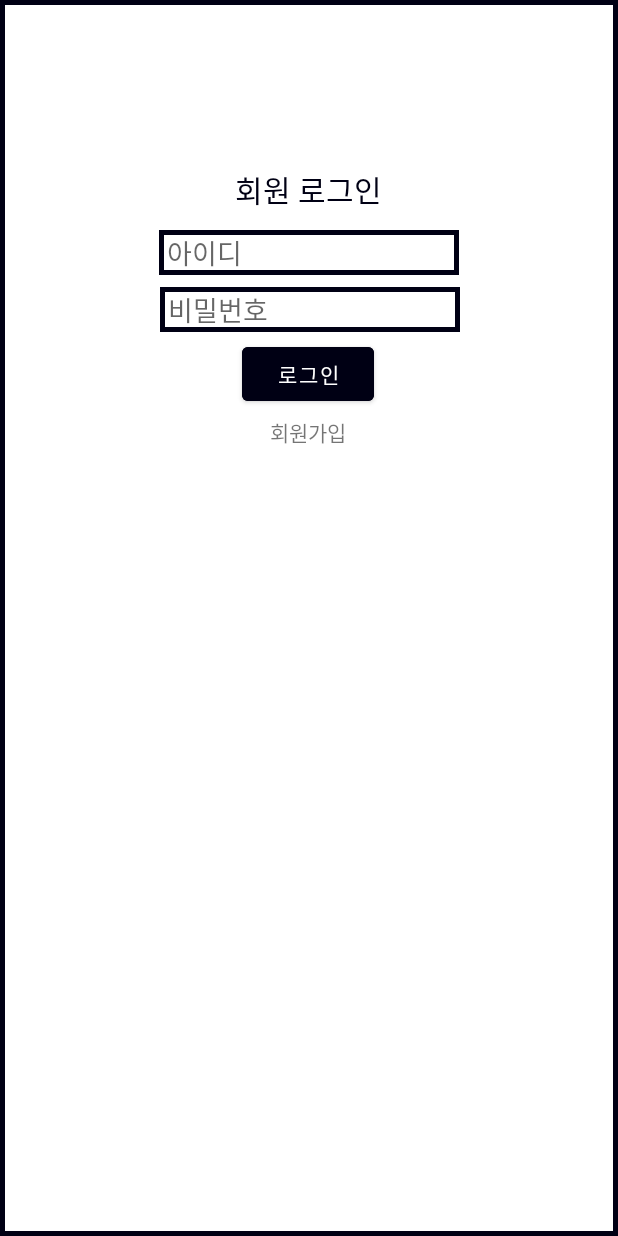
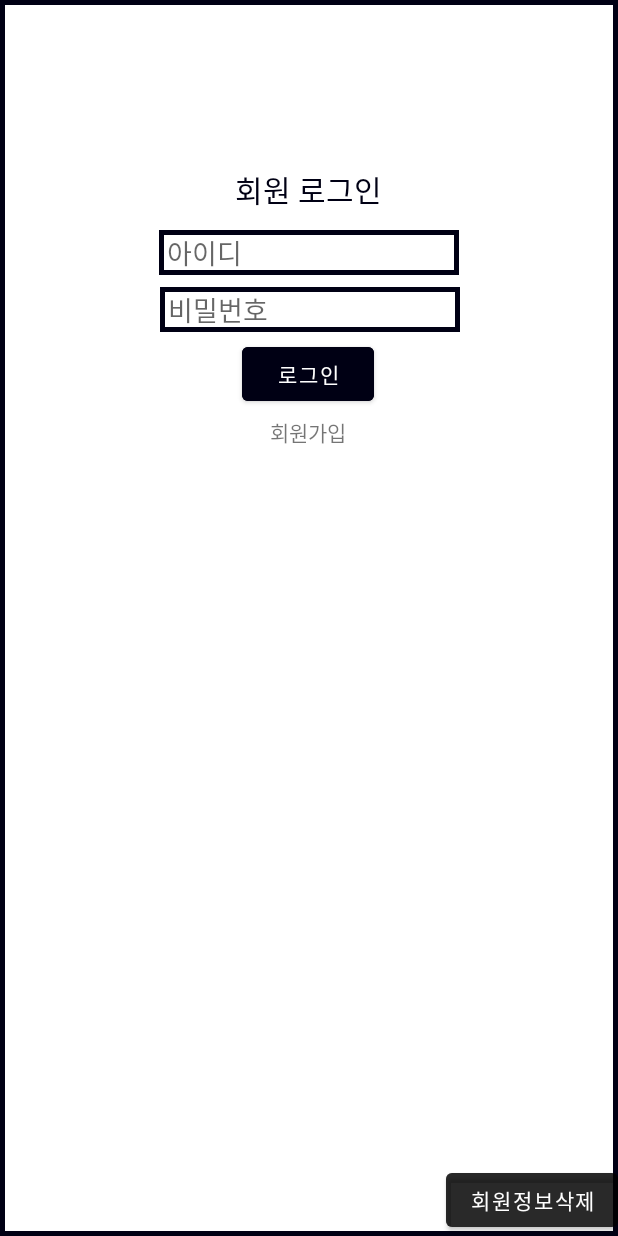
Before and after one commit to mkHwang124/android_sampleProject, an Android app: the screen it shows after launch (LoginActivity), on a phone screen of 412 x 824 dp. Run offline under Robolectric (Android 15) with nearby library versions, the phone set to English and light mode, and no system bars.

```diff
--- a/app/src/main/res/layout/activity_login.xml
+++ b/app/src/main/res/layout/activity_login.xml
@@ -78,4 +78,16 @@
         app:layout_constraintStart_toStartOf="parent"
         app:layout_constraintTop_toBottomOf="@+id/txtPw" />
 
+    <Button
+        android:id="@+id/btnDelete"
+        android:layout_width="wrap_content"
+        android:layout_height="wrap_content"
+        android:backgroundTint="@color/material_on_background_emphasis_medium"
+        android:onClick="MyOnClick"
+        android:text="회원정보삭제"
+        app:layout_constraintBottom_toBottomOf="parent"
+        app:layout_constraintEnd_toEndOf="parent"
+        app:layout_constraintHorizontal_bias="1.0"
+        app:layout_constraintStart_toStartOf="parent" />
+
 </androidx.constraintlayout.widget.ConstraintLayout>
```
Also changed, not shown: app/src/main/java/com/example/myapplication/activity/LoginActivity.java (+32 -0 lines).
